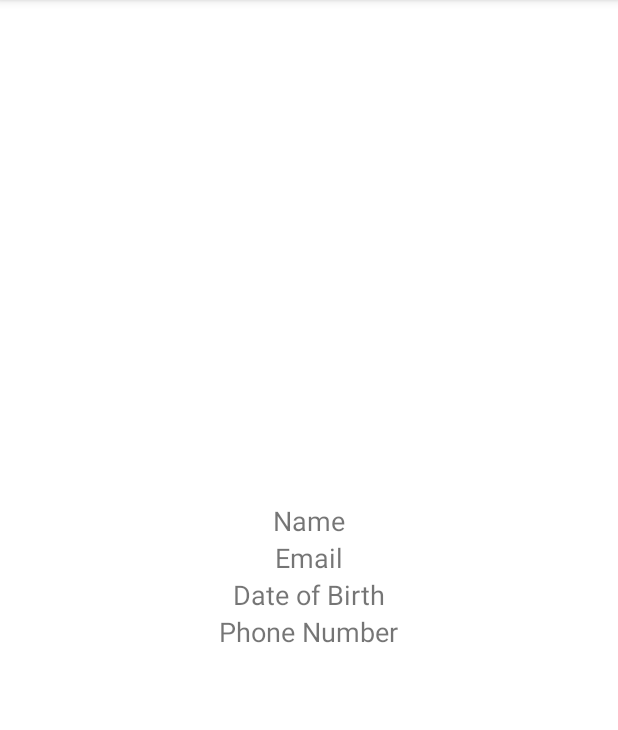
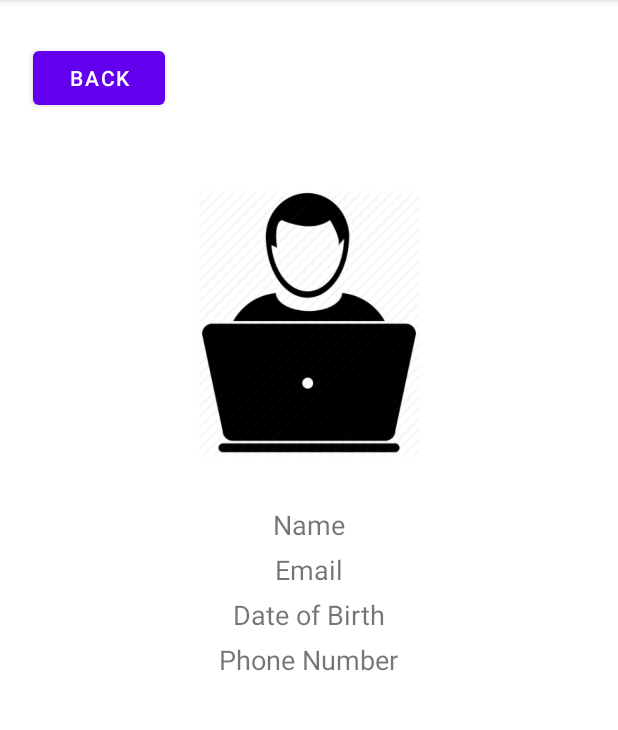
Before and after one commit to Softo-Wetto/AISmartDrive, an Android app: the UserProfileActivity screen opened directly, with no data from a screen before it, on a phone screen of 412 x 824 dp, the part 84-814 px from its top. Run offline under Robolectric (Android 15) with nearby library versions, the phone set to English and light mode, and no system bars; our stand-ins replace Room's generated code; 5 statements that could not run were skipped.

Commit message:
Bro Hurry up and do something I've done like 98% of the work

```diff
--- a/app/build.gradle.kts
+++ b/app/build.gradle.kts
@@ -33,6 +33,8 @@
 }
 
 dependencies {
+    implementation ("com.google.android.gms:play-services-maps:18.1.0")
+    implementation ("com.google.android.gms:play-services-location:18.0.0")
     implementation ("com.github.AnyChart:AnyChart-Android:1.1.5")
     implementation("androidx.room:room-runtime:2.5.2")
     annotationProcessor("androidx.room:room-compiler:2.5.2")
--- a/app/src/main/java/com/example/aismartdrive/HomeActivity.java
+++ b/app/src/main/java/com/example/aismartdrive/HomeActivity.java
@@ -34,7 +34,8 @@
         User loggedInUser = getUserInformation();
 
         // Display the user's name in the TextView
-        userNameTextView.setText(loggedInUser.getName());
+        String welcomeText = "Welcome, " + loggedInUser.getName();
+        userNameTextView.setText(welcomeText);
 
         Button logoutButton = findViewById(R.id.logoutButton);
         logoutButton.setOnClickListener(new View.OnClickListener() {
--- a/app/src/main/java/com/example/aismartdrive/LoginActivity.java
+++ b/app/src/main/java/com/example/aismartdrive/LoginActivity.java
@@ -17,7 +17,6 @@
 
     private EditText emailEditText, passwordEditText;
     private Button loginButton, backButton;
-
     private AppDatabase appDatabase;
 
     @Override
--- a/app/src/main/java/com/example/aismartdrive/UserProfileActivity.java
+++ b/app/src/main/java/com/example/aismartdrive/UserProfileActivity.java
@@ -1,6 +1,8 @@
 package com.example.aismartdrive;
 
+import android.content.Intent;
 import android.os.Bundle;
+import android.widget.Button;
 import android.widget.TextView;
 import androidx.appcompat.app.AppCompatActivity;
 import androidx.room.Room;
@@ -10,8 +12,9 @@
 
 public class UserProfileActivity extends AppCompatActivity {
 
-    private TextView nameTextView, emailTextView, dateOfBirthTextView, phoneNumberTextView;
+    private TextView nameTextView, emailTextView, dateOfBirthTextView, phoneNumberTextView, statusTextView;
     private AppDatabase appDatabase;
+    private Button backButton;
 
     @Override
     protected void onCreate(Bundle savedInstanceState) {
@@ -20,7 +23,7 @@
 
         // Initialize Room database
         appDatabase = Room.databaseBuilder(getApplicationContext(), AppDatabase.class, "user-database")
-                .allowMainThreadQueries() // For simplicity; consider using AsyncTask or LiveData
+                .allowMainThreadQueries()
                 .build();
 
         // Linking the views
@@ -34,6 +37,17 @@
         emailTextView.setText(loggedInUser.getEmail());
         dateOfBirthTextView.setText(loggedInUser.getDateOfBirth());
         phoneNumberTextView.setText(loggedInUser.getPhoneNumber());
+
+        // Determine the user's status and display it
+        String statusText = loggedInUser.isAdmin() ? "Status: Lender" : "Status: Customer";
+        statusTextView.setText(statusText);
+
+
+        backButton.setOnClickListener(view -> {
+            // Navigate back to the MainActivity
+            Intent intent = new Intent(this, HomeActivity.class);
+            startActivity(intent);
+        });
     }
 
     private void setViewIds() {
@@ -41,6 +55,8 @@
         emailTextView = findViewById(R.id.emailTextView);
         dateOfBirthTextView = findViewById(R.id.dateOfBirthTextView);
         phoneNumberTextView = findViewById(R.id.phoneNumberTextView);
+        statusTextView = findViewById(R.id.statusTextView);
+        backButton = findViewById(R.id.backButton);
     }
 
     private User getUserInformation() {
@@ -49,7 +65,6 @@
 
         // Retrieve user information from the database
         User user = appDatabase.userDao().getUserByEmail(loggedInEmail);
-
         return user;
     }
 }
--- a/app/src/main/res/layout/activity_user_profile.xml
+++ b/app/src/main/res/layout/activity_user_profile.xml
@@ -7,11 +7,31 @@
     android:gravity="center"
     android:padding="16dp">
 
+    <Button
+        android:id="@+id/backButton"
+        android:layout_width="wrap_content"
+        android:layout_height="wrap_content"
+        android:text="Back"
+        android:layout_alignParentTop="true"
+        android:layout_alignParentStart="true"
+        android:layout_marginTop="-150dp"
+        android:layout_marginStart="-140dp"/>
+
+    <ImageView
+        android:id="@+id/artificalvehicleImage"
+        android:layout_width="180dp"
+        android:layout_height="180dp"
+        android:layout_marginTop="50dp"
+        android:layout_marginBottom="1dp"
+        android:src="@drawable/userprofile" />
+
     <TextView
         android:id="@+id/nameTextView"
         android:layout_width="wrap_content"
         android:layout_height="wrap_content"
         android:text="Name"
+        android:layout_marginTop="30dp"
+        android:layout_marginBottom="5dp"
         android:textSize="18sp" />
 
     <TextView
@@ -19,6 +39,7 @@
         android:layout_width="wrap_content"
         android:layout_height="wrap_content"
         android:text="Email"
+        android:layout_marginBottom="5dp"
         android:textSize="18sp" />
 
     <TextView
@@ -26,6 +47,7 @@
         android:layout_width="wrap_content"
         android:layout_height="wrap_content"
         android:text="Date of Birth"
+        android:layout_marginBottom="5dp"
         android:textSize="18sp" />
 
     <TextView
@@ -33,5 +55,14 @@
         android:layout_width="wrap_content"
         android:layout_height="wrap_content"
         android:text="Phone Number"
+        android:layout_marginBottom="5dp"
+        android:textSize="18sp" />
+
+    <TextView
+        android:id="@+id/statusTextView"
+        android:layout_width="wrap_content"
+        android:layout_height="wrap_content"
+        android:text="Status"
+        android:layout_marginBottom="5dp"
         android:textSize="18sp" />
 </LinearLayout>
--- a/app/src/main/res/values/strings.xml
+++ b/app/src/main/res/values/strings.xml
@@ -1,3 +1,5 @@
 <resources>
     <string name="app_name">AISmartDrive</string>
+    <!-- TODO: Remove or change this placeholder text -->
+    <string name="hello_blank_fragment">Hello blank fragment</string>
 </resources>
```
Also changed, not shown: app/src/main/AndroidManifest.xml (+11 -0 lines), app/src/main/java/com/example/aismartdrive/DB/user/User.java (+14 -2 lines), app/src/main/java/com/example/aismartdrive/LocationActivity.java (added, +117 -0 lines), app/src/main/java/com/example/aismartdrive/SignupActivity.java (+7 -9 lines), app/src/main/java/com/example/aismartdrive/Utils/SharedPrefManager.java (+12 -23 lines), app/src/main/java/com/example/aismartdrive/VehicleDetailsActivity.java (+32 -5 lines), app/src/main/java/com/example/aismartdrive/VehicleListActivity.java (+24 -2 lines), app/src/main/res/layout/activity_location.xml (added, +65 -0 lines), app/src/main/res/layout/activity_vehicle_details.xml (+19 -8 lines), app/src/main/res/drawable/userprofile.png (added).
